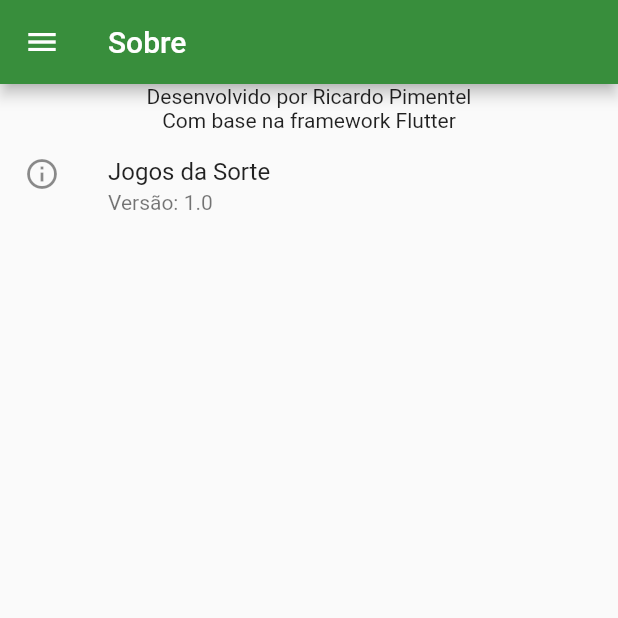
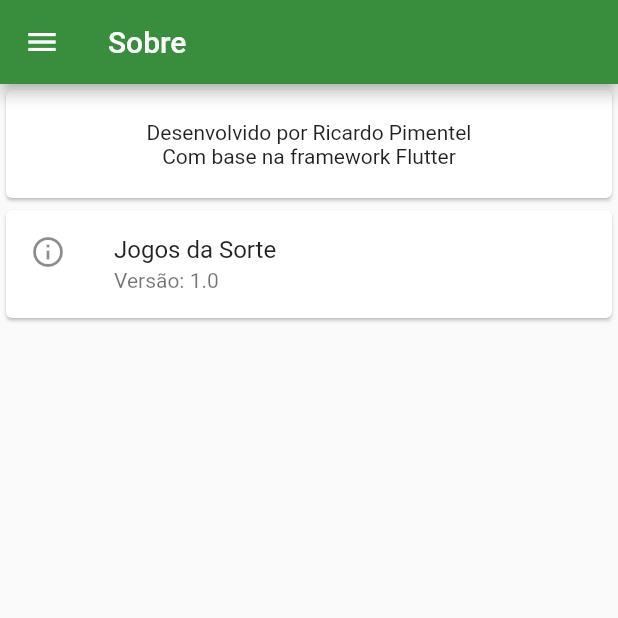
Before and after one commit to ricardojrgpimentel/jogos_da_sorte, a Flutter app: the About screen opened by its route, on a phone screen of 412 x 824 dp, the top half of it. Run offline on Flutter 3.47's test engine with Material 2 defaults, Android fonts, the phone set to English and light mode, and no system bars; missing offline and left inert: webfeed; network calls fail.

Commit message:
added missing number to totoloto and fixed layout for about screen

```diff
--- a/lib/about.dart
+++ b/lib/about.dart
@@ -12,16 +12,22 @@ class About extends StatelessWidget {
         drawer: Sidebar(),
         body: ListView(
           children: <Widget>[
-            Column(
+            Card(
+                child: Container(
+              padding: const EdgeInsets.all(20.0),
+              child: Column(
                 children: <Widget>[
                   Text('Desenvolvido por Ricardo Pimentel'),
                   Text('Com base na framework Flutter')
                 ],
               ),
-            ListTile(
+            )),
+            Card(
+              child: ListTile(
                 leading: Icon(Icons.info_outline),
                 title: Text('Jogos da Sorte'),
                 subtitle: Text('Versão: 1.0'),
+              ),
             )
           ],
         ));
```
Also changed, not shown: lib/cards/totoloto.dart (+10 -0 lines). Lines whose indentation alone changed are shown as unchanged.
